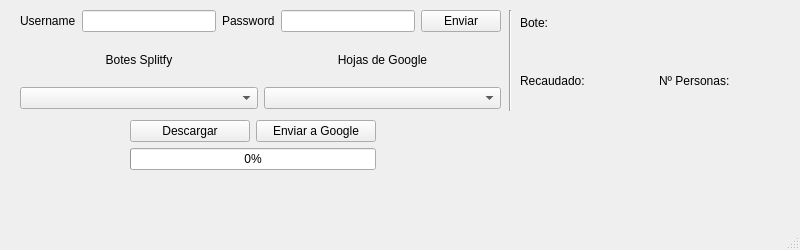
This is splitfy-core.ui in Javirln/Splitfy-to-Drive as Qt 5 draws it before an edit. The edited form follows.
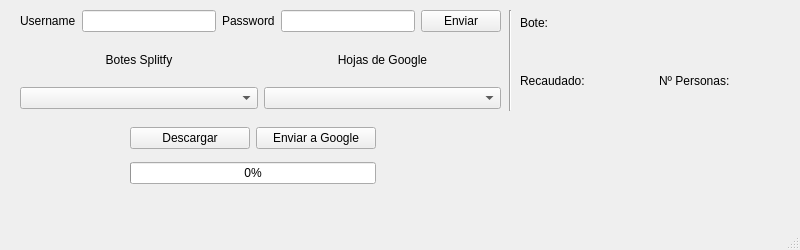
This is the edited form.

Commit message: Label to show status added

What changed in the file:
```diff
--- a/splitfy-core.ui
+++ b/splitfy-core.ui
@@ -225,7 +225,7 @@
       <x>130</x>
       <y>120</y>
       <width>246</width>
-      <height>86</height>
+      <height>71</height>
      </rect>
     </property>
     <layout class="QVBoxLayout" name="verticalLayoutActions">
@@ -254,15 +254,33 @@
        </property>
       </widget>
      </item>
-     <item>
-      <widget class="QLabel" name="labelProgressStatus">
-       <property name="text">
-        <string/>
-       </property>
-      </widget>
-     </item>
     </layout>
    </widget>
+   <widget class="QLabel" name="labelProgressStatus">
+    <property name="geometry">
+     <rect>
+      <x>130</x>
+      <y>190</y>
+      <width>661</width>
+      <height>16</height>
+     </rect>
+    </property>
+    <property name="sizePolicy">
+     <sizepolicy hsizetype="Expanding" vsizetype="Preferred">
+      <horstretch>0</horstretch>
+      <verstretch>0</verstretch>
+     </sizepolicy>
+    </property>
+    <property name="text">
+     <string/>
+    </property>
+    <property name="textFormat">
+     <enum>Qt::PlainText</enum>
+    </property>
+    <property name="wordWrap">
+     <bool>true</bool>
+    </property>
+   </widget>
   </widget>
   <widget class="QMenuBar" name="menubar">
    <property name="geometry">
```
The commit also changes 1 other file.
